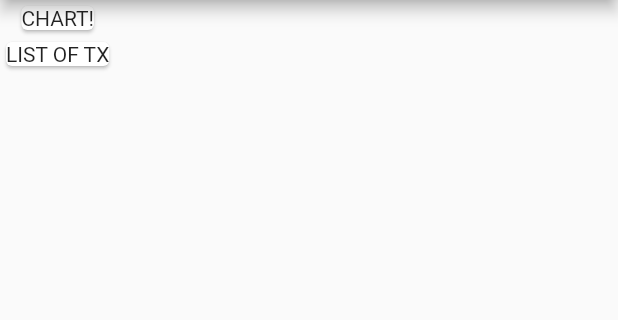
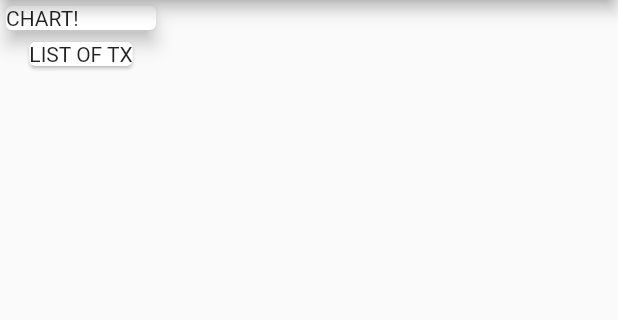
Before and after one commit to collinsceleb/expense_planner, a Flutter app: the screen it shows after launch, on a phone screen of 412 x 824 dp, the part 84-404 px from its top. Run offline on Flutter 3.47's test engine with Material 2 defaults, Android fonts, the phone set to English and light mode, and no system bars.

Commit message:
An expense planner App

```diff
--- a/lib/main.dart
+++ b/lib/main.dart
@@ -13,19 +13,23 @@ class ExpensePlanner extends StatelessWidget {
 }
 
 class MyHomePage extends StatelessWidget {
-
-
   @override
   Widget build(BuildContext context) {
     return Scaffold(
       appBar: AppBar(
         title: Text('Expense Planner'),
       ),
-      body: Column(children: <Widget>[
-        Card(child: Text('CHART!'), ),
-        Card(child: Text('LIST OF TX'),)
-      ] , ),
-      );
-
+      body: Column(
+        children: <Widget>[
+          Card(
+            child: Container(width: 100, child: Text('CHART!')),
+            elevation: 5,
+          ),
+          Card(
+            child: Text('LIST OF TX'),
+          )
+        ],
+      ),
+    );
   }
 }
```
